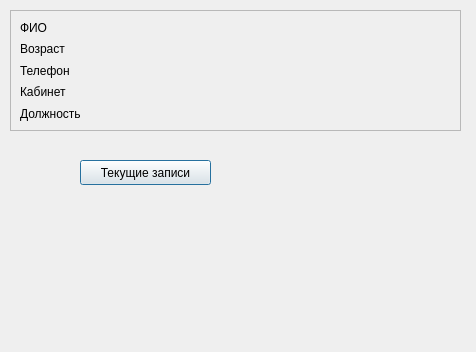
Liorkinn/VeterinarClinic, file src/apps/doctorPanel/doctorpanel.ui: the form before one commit.
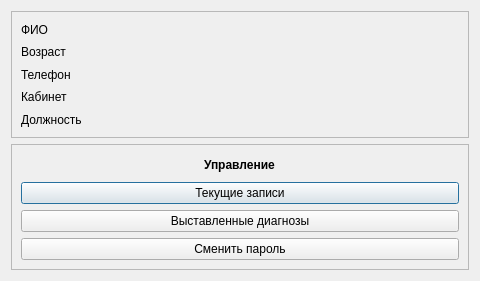
The form after the commit.

Diff of the .ui file:
```diff
--- a/src/apps/doctorPanel/doctorpanel.ui
+++ b/src/apps/doctorPanel/doctorpanel.ui
@@ -6,22 +6,16 @@
    <rect>
     <x>0</x>
     <y>0</y>
-    <width>476</width>
-    <height>352</height>
+    <width>480</width>
+    <height>281</height>
    </rect>
   </property>
   <property name="windowTitle">
    <string>Dialog</string>
   </property>
+  <layout class="QVBoxLayout" name="verticalLayout_5">
+   <item>
   <widget class="QFrame" name="frame">
-   <property name="geometry">
-    <rect>
-     <x>10</x>
-     <y>10</y>
-     <width>451</width>
-     <height>121</height>
-    </rect>
-   </property>
    <property name="frameShape">
     <enum>QFrame::StyledPanel</enum>
    </property>
@@ -70,19 +64,73 @@
     </item>
    </layout>
   </widget>
+   </item>
+   <item>
+    <widget class="QFrame" name="frame_2">
+     <property name="frameShape">
+      <enum>QFrame::StyledPanel</enum>
+     </property>
+     <property name="frameShadow">
+      <enum>QFrame::Raised</enum>
+     </property>
+     <layout class="QVBoxLayout" name="verticalLayout_4">
+      <item alignment="Qt::AlignHCenter">
+       <widget class="QLabel" name="label">
+        <property name="font">
+         <font>
+          <weight>75</weight>
+          <bold>true</bold>
+         </font>
+        </property>
+        <property name="text">
+         <string>Управление</string>
+        </property>
+       </widget>
+      </item>
+      <item>
+       <layout class="QVBoxLayout" name="verticalLayout_3">
+        <item>
   <widget class="QPushButton" name="button_totalAppointments">
-   <property name="geometry">
-    <rect>
-     <x>80</x>
-     <y>160</y>
-     <width>131</width>
-     <height>25</height>
-    </rect>
+          <property name="font">
+           <font>
+            <pointsize>9</pointsize>
+           </font>
    </property>
    <property name="text">
     <string>Текущие записи</string>
    </property>
   </widget>
+        </item>
+        <item>
+         <widget class="QPushButton" name="button_finalDyagnosis">
+          <property name="font">
+           <font>
+            <pointsize>9</pointsize>
+           </font>
+          </property>
+          <property name="text">
+           <string>Выставленные диагнозы</string>
+          </property>
+         </widget>
+        </item>
+        <item>
+         <widget class="QPushButton" name="button_changePassword">
+          <property name="font">
+           <font>
+            <pointsize>9</pointsize>
+           </font>
+          </property>
+          <property name="text">
+           <string>Сменить пароль</string>
+          </property>
+         </widget>
+        </item>
+       </layout>
+      </item>
+     </layout>
+    </widget>
+   </item>
+  </layout>
  </widget>
  <resources/>
  <connections/>
```
Lines whose indentation alone changed are shown as unchanged.
